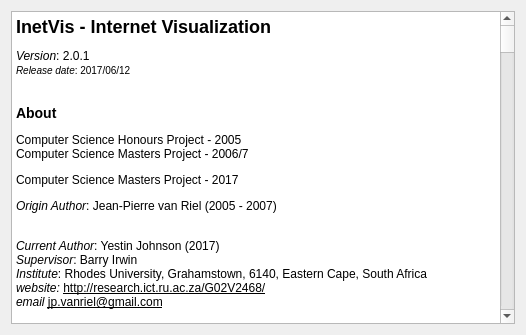
The window that src/aboutdialog.ui (yestinj/inetvis) describes before a commit, drawn with Qt 5.
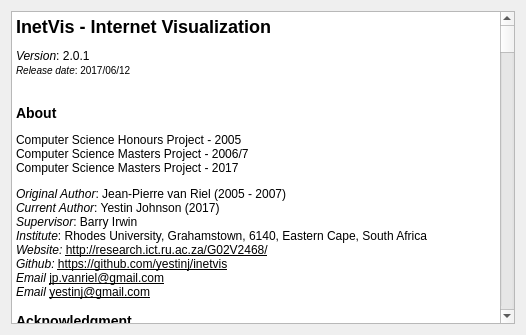
The same window after the commit.

Commit message: Updated about dialog for new version and author.

What changed in the file:
```diff
--- a/src/aboutdialog.ui
+++ b/src/aboutdialog.ui
@@ -24,17 +24,19 @@
 &lt;p&gt;&lt;i&gt;Version&lt;/i&gt;: 2.0.1&lt;br&gt;&lt;small&gt;&lt;i&gt;Release date&lt;/i&gt;: 2017/06/12&lt;/small&gt;&lt;br&gt;&lt;/p&gt;
 &lt;h3&gt;About&lt;/h3&gt;
 &lt;p&gt;Computer Science Honours Project - 2005&lt;br&gt;
-Computer Science Masters Project - 2006/7&lt;/p&gt;
+Computer Science Masters Project - 2006/7&lt;br&gt;
 Computer Science Masters Project - 2017&lt;/p&gt;
-&lt;p&gt;&lt;i&gt;Origin Author&lt;/i&gt;: Jean-Pierre van Riel (2005 - 2007)&lt;br&gt;
-&lt;p&gt;&lt;i&gt;Current Author&lt;/i&gt;: Yestin Johnson (2017)&lt;br&gt;
+&lt;p&gt;&lt;i&gt;Original Author&lt;/i&gt;: Jean-Pierre van Riel (2005 - 2007)&lt;br&gt;
+&lt;i&gt;Current Author&lt;/i&gt;: Yestin Johnson (2017)&lt;br&gt;
 &lt;i&gt;Supervisor&lt;/i&gt;: Barry Irwin&lt;br&gt;
 &lt;i&gt;Institute&lt;/i&gt;: Rhodes University, Grahamstown, 6140, Eastern Cape, South Africa&lt;br&gt;
-&lt;i&gt;website: &lt;/i&gt;&lt;u&gt;http://research.ict.ru.ac.za/G02V2468/&lt;/u&gt;&lt;br&gt;
-&lt;i&gt;email &lt;/i&gt;&lt;u&gt;jp.vanriel@gmail.com&lt;/u&gt;&lt;/p&gt;
-&lt;i&gt;email &lt;/i&gt;&lt;u&gt;yestinj@gmail.com&lt;/u&gt;&lt;/p&gt;
+&lt;i&gt;Website: &lt;/i&gt;&lt;u&gt;http://research.ict.ru.ac.za/G02V2468/&lt;/u&gt;&lt;br&gt;
+&lt;i&gt;Github: &lt;/i&gt;&lt;u&gt;https://github.com/yestinj/inetvis&lt;/u&gt;&lt;br&gt;
 
-&lt;h3&gt;Aknowledgment&lt;/h3&gt;
+&lt;i&gt;Email &lt;/i&gt;&lt;u&gt;jp.vanriel@gmail.com&lt;/u&gt;&lt;br&gt;
+&lt;i&gt;Email &lt;/i&gt;&lt;u&gt;yestinj@gmail.com&lt;/u&gt;&lt;/p&gt;
+&lt;h3&gt;Acknowledgment&lt;/h3&gt;
+
 &lt;p&gt;Based on the &quot;The Spinning Cube of Potential Doom&quot;, by Stephen Lau:&lt;br&gt;
 &lt;u&gt;www.nersc.gov/security/TheSpinningCube.html&lt;/u&gt;&lt;/p&gt;&lt;p&gt;Special thanks to Barry Irwin (project supervisor), and Shaun Bangay (Graphics honours course lecture of 2005). Their instruction and input has made this project possible.&lt;/p&gt;
 &lt;br&gt;
@@ -43,7 +45,7 @@
 &lt;h3&gt;GPL License, Version 2&lt;/h3&gt;
 
   &lt;p&gt;InetVis - Internet Visualisation for network traffic analysis.&lt;br&gt;
-  Copyright (C) 2005 - 2007, Jean-Pierre van Riel&lt;/p&gt;
+  Copyright (C) 2005 - 2017, Jean-Pierre van Riel&lt;/p&gt;
 
   &lt;p&gt;This program is free software; you can redistribute it and/or modify it
   under the terms of the GNU General Public License as published by the Free
```
